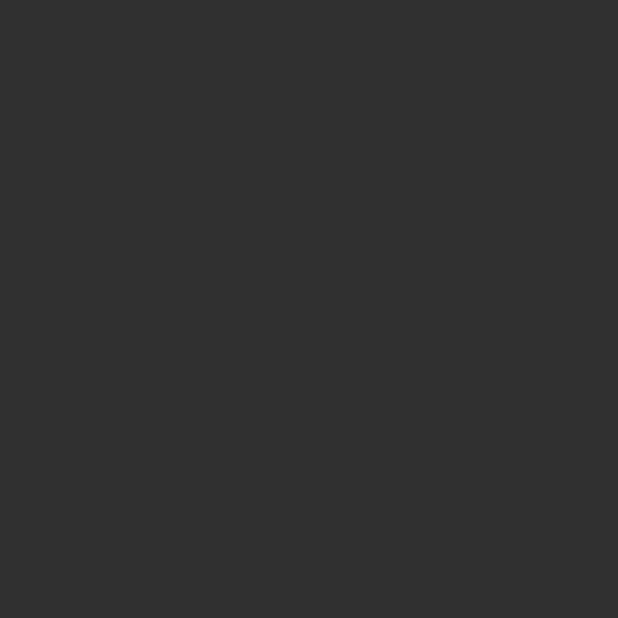
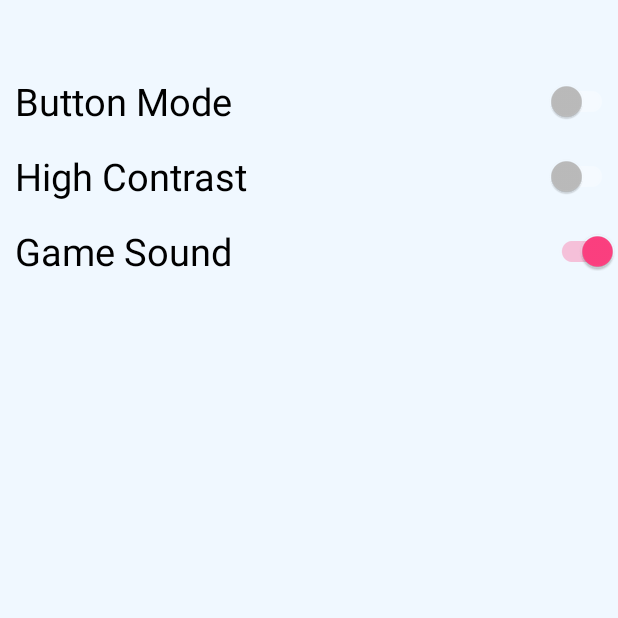
Before and after one commit to ccrama/HueGame, an Android app: the SettingsActivity screen opened directly, with no data from a screen before it, on a phone screen of 412 x 824 dp, the top half of it. Before the commit the part shown is empty. Run offline under Robolectric (Android 15) with nearby library versions, the phone set to English and light mode, and no system bars; 1 statement that could not run was skipped.

Commit message:
settings page

```diff
--- a/app/src/main/AndroidManifest.xml
+++ b/app/src/main/AndroidManifest.xml
@@ -8,16 +8,18 @@
         android:label="@string/app_name"
         android:roundIcon="@mipmap/ic_launcher_round"
         android:supportsRtl="true"
-        android:name=".BaseApplication"
-        android:theme="@style/AppTheme">
-        <activity android:name=".MainMenu">
+        android:name=".BaseApplication">
+        <activity android:name=".MainMenu"
+            android:theme="@style/AppTheme">
             <intent-filter>
                 <action android:name="android.intent.action.MAIN" />
                 <category android:name="android.intent.category.LAUNCHER" />
             </intent-filter>
         </activity>
         <activity android:name=".GameActivity" />
-        <activity android:name=".SettingsActivity"></activity>
+        <activity android:name=".SettingsActivity"
+            android:theme="@style/AppTheme"
+            ></activity>
     </application>
 
 </manifest>
--- a/app/src/main/java/me/ccrama/huegame/MainMenu.java
+++ b/app/src/main/java/me/ccrama/huegame/MainMenu.java
@@ -92,6 +92,15 @@ public class MainMenu extends AppCompatActivity {
                 startActivity(i);
             }
         });
+
+        settings.setOnClickListener(new View.OnClickListener() {
+            @Override
+            public void onClick(View v) {
+                //do something
+                Intent i = new Intent(MainMenu.this, SettingsActivity.class);
+                startActivity(i);
+            }
+        });
     }
 
     public void resumeGame(String lastGameID){
--- a/app/src/main/java/me/ccrama/huegame/SettingsActivity.java
+++ b/app/src/main/java/me/ccrama/huegame/SettingsActivity.java
@@ -4,6 +4,8 @@ import android.app.Application;
 import android.content.SharedPreferences;
 import android.support.v7.app.AppCompatActivity;
 import android.os.Bundle;
+import android.support.v7.widget.SwitchCompat;
+import android.widget.CompoundButton;
 
 public class SettingsActivity extends AppCompatActivity {
 
@@ -29,5 +31,35 @@ public class SettingsActivity extends AppCompatActivity {
     protected void onCreate(Bundle savedInstanceState) {
         super.onCreate(savedInstanceState);
         setContentView(R.layout.activity_settings);
+
+        SwitchCompat contrast = findViewById(R.id.contrast);
+        contrast.setChecked(SettingsActivity.highContrastEnabled);
+        contrast.setOnCheckedChangeListener(new CompoundButton.OnCheckedChangeListener() {
+            @Override
+            public void onCheckedChanged(CompoundButton compoundButton, boolean enabled) {
+                highContrastEnabled = enabled;
+                prefs.edit().putBoolean(HIGH_CONTRAST, enabled).apply();
+            }
+        });
+
+        SwitchCompat sound = findViewById(R.id.sound);
+        sound.setChecked(SettingsActivity.soundsEnabled);
+        sound.setOnCheckedChangeListener(new CompoundButton.OnCheckedChangeListener() {
+            @Override
+            public void onCheckedChanged(CompoundButton compoundButton, boolean enabled) {
+                soundsEnabled = enabled;
+                prefs.edit().putBoolean(SOUNDS_ENABLED, enabled).apply();
+            }
+        });
+
+        SwitchCompat button = findViewById(R.id.button);
+        button.setChecked(SettingsActivity.buttonModeEnabled);
+        button.setOnCheckedChangeListener(new CompoundButton.OnCheckedChangeListener() {
+            @Override
+            public void onCheckedChanged(CompoundButton compoundButton, boolean enabled) {
+                buttonModeEnabled = enabled;
+                prefs.edit().putBoolean(BUTTON_MODE, enabled).apply();
+            }
+        });
     }
 }
--- a/app/src/main/res/layout/activity_settings.xml
+++ b/app/src/main/res/layout/activity_settings.xml
@@ -1,9 +1,60 @@
 <?xml version="1.0" encoding="utf-8"?>
-<android.support.constraint.ConstraintLayout xmlns:android="http://schemas.android.com/apk/res/android"
+<RelativeLayout xmlns:android="http://schemas.android.com/apk/res/android"
     xmlns:app="http://schemas.android.com/apk/res-auto"
     xmlns:tools="http://schemas.android.com/tools"
     android:layout_width="match_parent"
     android:layout_height="match_parent"
-    tools:context="me.ccrama.huegame.SettingsActivity">
+    android:background="#F0F8FF">
 
-</android.support.constraint.ConstraintLayout>
+    <android.support.v7.widget.SwitchCompat
+        android:id="@+id/button"
+        android:layout_width="match_parent"
+        android:layout_height="wrap_content"
+        android:layout_alignParentLeft="true"
+        android:layout_alignParentStart="true"
+        android:layout_alignParentTop="true"
+        android:layout_marginLeft="50dp"
+        android:layout_marginStart="10dp"
+        android:layout_marginTop="50dp"
+        android:checked="false"
+        android:text="Button Mode"
+        android:textSize="25sp"
+        android:textColor="#000000"
+        android:textOff="OFF"
+        android:textOn="ON" />
+
+    <android.support.v7.widget.SwitchCompat
+        android:id="@+id/contrast"
+        android:layout_width="match_parent"
+        android:layout_height="wrap_content"
+        android:layout_alignParentLeft="true"
+        android:layout_alignParentStart="true"
+        android:layout_alignParentTop="true"
+        android:layout_marginLeft="50dp"
+        android:layout_marginStart="10dp"
+        android:layout_marginTop="100dp"
+        android:checked="false"
+        android:text="High Contrast"
+        android:textSize="25sp"
+        android:textColor="#000000"
+        android:textOff="OFF"
+        android:textOn="ON" />
+
+    <android.support.v7.widget.SwitchCompat
+        android:id="@+id/sound"
+        android:layout_width="match_parent"
+        android:layout_height="wrap_content"
+        android:layout_alignParentLeft="true"
+        android:layout_alignParentStart="true"
+        android:layout_alignParentTop="true"
+        android:layout_marginLeft="50dp"
+        android:layout_marginStart="10dp"
+        android:layout_marginTop="150dp"
+        android:checked="false"
+        android:text="Game Sound"
+        android:textSize="25sp"
+        android:textColor="#000000"
+        android:textOff="OFF"
+        android:textOn="ON" />
+
+</RelativeLayout>
```
